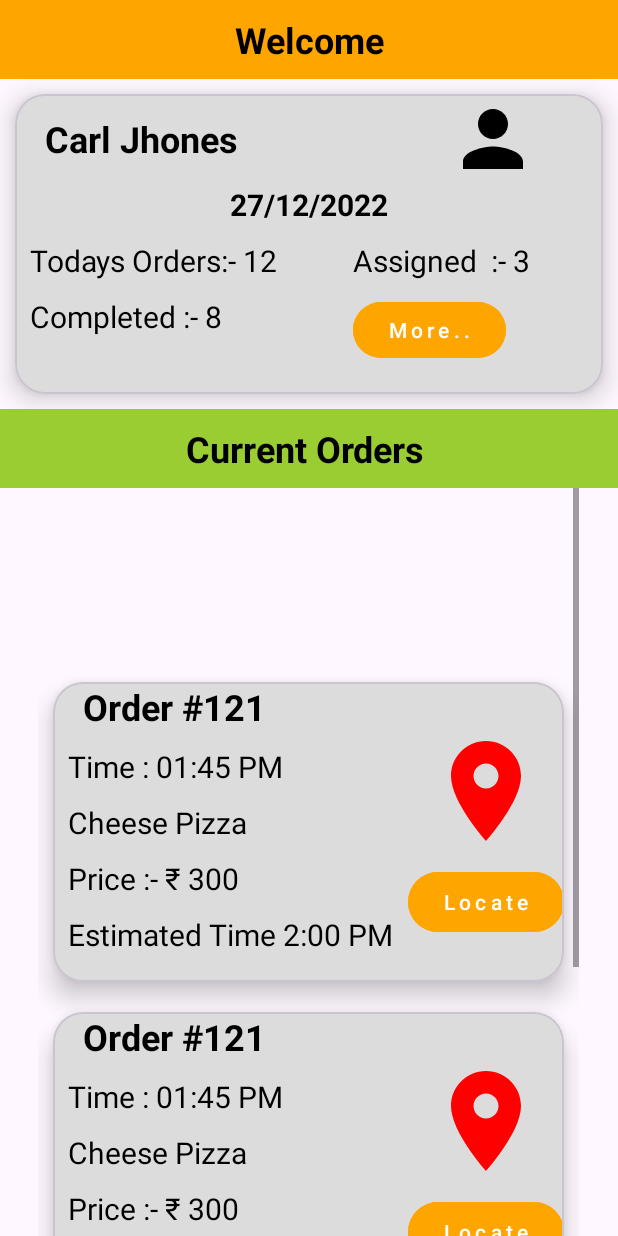
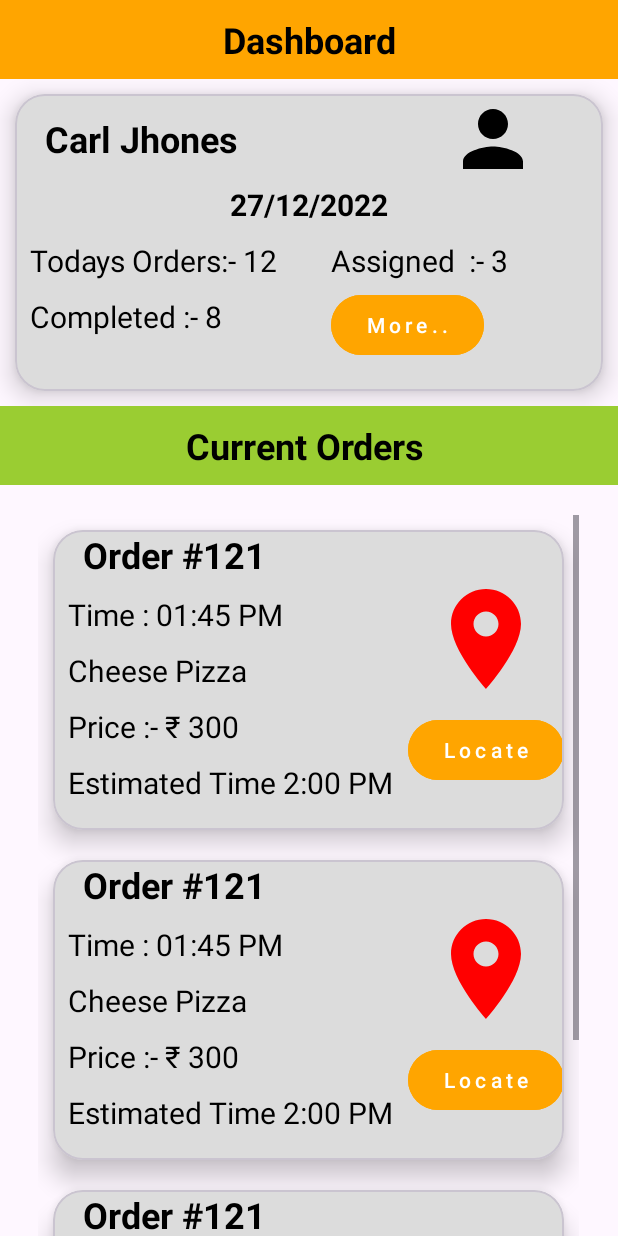
Before and after one commit to atharv2204/Internship-App, an Android app: the Delivery_partner screen opened directly, with no data from a screen before it, on a phone screen of 412 x 824 dp. Run offline under Robolectric (Android 15) with nearby library versions, the phone set to English and light mode, and no system bars; Roboto replaces fonts that are not available here.

Commit message:
delivery final

```diff
--- a/app/src/main/res/layout/activity_delivery_partner.xml
+++ b/app/src/main/res/layout/activity_delivery_partner.xml
@@ -17,7 +17,7 @@
         <TextView
             android:layout_width="match_parent"
             android:layout_height="match_parent"
-            android:text="Welcome"
+            android:text="Dashboard"
             android:textAlignment="center"
             android:textStyle="bold"
             android:textSize="24dp"
@@ -37,7 +37,7 @@
 
         <com.google.android.material.card.MaterialCardView
             android:layout_width="match_parent"
-            android:layout_height="200dp"
+            android:layout_height="wrap_content"
             app:cardCornerRadius="20dp"
             app:cardElevation="10dp"
             android:layout_margin="10dp"
@@ -54,13 +54,13 @@
                     <TextView
                         android:layout_width="wrap_content"
                         android:layout_height="wrap_content"
-                        android:text="Carl Jhones"
+                        android:layout_gravity="center"
                         android:layout_marginLeft="20dp"
                         android:paddingRight="20dp"
-                        android:layout_gravity="center"
-                        android:textStyle="bold"
+                        android:text="Carl Jhones"
                         android:textColor="@color/black"
-                        android:textSize="24dp"/>
+                        android:textSize="24dp"
+                        android:textStyle="bold" />
 
                     <ImageView
                         android:layout_width="100dp"
@@ -97,7 +97,7 @@
                     <LinearLayout
                         android:layout_width="wrap_content"
                         android:paddingLeft="10dp"
-                        android:paddingRight="10dp"
+                        android:paddingRight="0dp"
                         android:layout_height="wrap_content"
                         android:orientation="vertical">
 
@@ -120,10 +120,9 @@
 
                     </LinearLayout>
                     <LinearLayout
-                        android:layout_width="wrap_content"
-                        android:layout_marginLeft="10dp"
-                        android:paddingLeft="10dp"
-                        android:paddingRight="10dp"
+                        android:layout_width="match_parent"
+                        android:paddingLeft="5dp"
+                        android:paddingRight="0dp"
                         android:layout_height="wrap_content"
                         android:orientation="vertical"
                         android:layout_marginHorizontal="30dp"
@@ -140,7 +139,7 @@
                         <Button
                             android:layout_width="wrap_content"
                             android:layout_height="wrap_content"
-                            android:layout_marginTop="10dp"
+                            android:layout_marginTop="05dp"
                             android:text="More.."
                             android:letterSpacing="0.2"
                             android:backgroundTint="@color/orange"/>
@@ -185,15 +184,15 @@
         android:layout_height="wrap_content"
         android:id="@+id/orderscr"
         android:layout_centerHorizontal="true"
+        android:layout_marginTop="20dp"
         android:layout_below="@id/mid">
 
         <LinearLayout
             android:layout_width="match_parent"
             android:layout_height="wrap_content"
             android:id="@+id/order"
-            android:paddingTop="400dp"
             android:orientation="vertical"
-            android:layout_gravity="center">
+            >
 
             <com.google.android.material.card.MaterialCardView
                 android:layout_width="match_parent"
--- a/app/src/main/res/layout/fragment_cart.xml
+++ b/app/src/main/res/layout/fragment_cart.xml
@@ -341,7 +341,7 @@
          android:id="@+id/grandTotal"
          android:layout_alignParentBottom="true"
          android:layout_marginBottom="85dp"
-         android:background="#C3DCA0">
+         android:background="#E8BA6D">
      <LinearLayout
          android:layout_width="wrap_content"
          android:layout_height="60dp"
```
